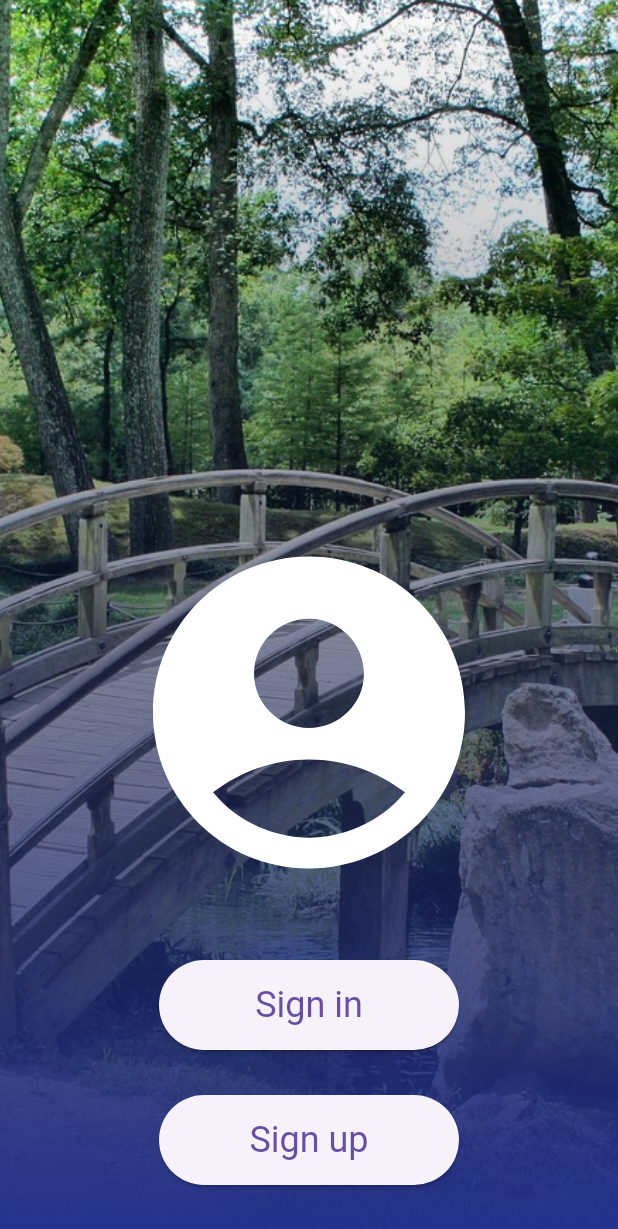
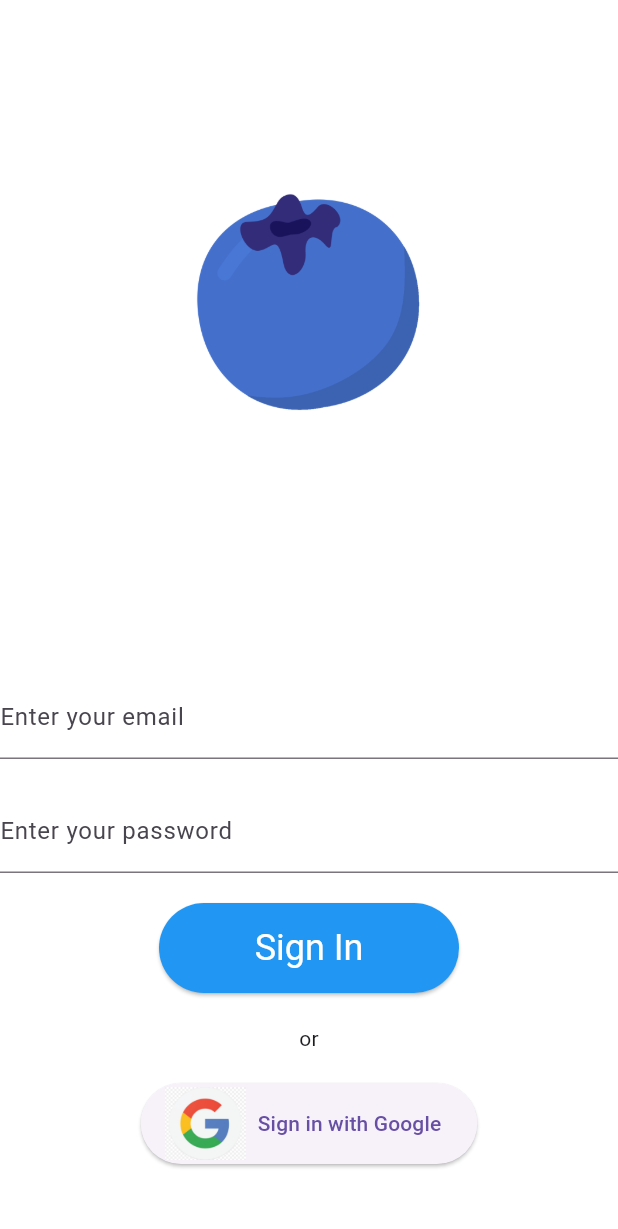
Before and after one commit to danielwang7017/Garden-Project, a Flutter app: the screen it shows after launch, after a tap on "Sign in", on a phone screen of 412 x 824 dp. Shown: the top 1229 px of the screen. Run offline on Flutter 3.47's test engine with Material 3 defaults, Android fonts, the phone set to English and light mode, and no system bars.

Commit message:
google sign up and sign in

```diff
--- a/garden_planner/lib/main.dart
+++ b/garden_planner/lib/main.dart
@@ -63,7 +63,7 @@ class OnboardPage extends StatelessWidget {
                 SizedBox(height:40),
                 ElevatedButton(
                   onPressed: () {
-
+                    Navigator.push(context, MaterialPageRoute(builder: (context) => const SigninPage()));
                   },
                   style: ElevatedButton.styleFrom(
                     minimumSize: Size(200, 60), // width, height
@@ -121,7 +121,7 @@ class _SignUpPageState extends State<SignUpPage>{
               ),
             ),
 
-            SizedBox(height: 50),
+            SizedBox(height: 150),
             TextField(
               controller: _emailController,
               decoration: InputDecoration(
@@ -154,6 +154,90 @@ class _SignUpPageState extends State<SignUpPage>{
               ),
               child: Text('Create Account'),
 
+            ),
+            SizedBox(height:20),
+            Text("or"),
+            SizedBox(height:20),
+            ElevatedButton.icon(onPressed: (){
+              },
+              label: Text('Sign up with Google'), icon: Image.asset('assets/icons/googleloginlogo.jpg', height:54, width:54,),
+            ),
+          ],
+        ),
+      ),
+    );
+  }
+}
+// -- log in page
+class SigninPage extends StatefulWidget{
+  const SigninPage({super.key});
+
+  @override
+  State<SigninPage> createState() => _SigninPageState();
+}
+class _SigninPageState extends State<SigninPage>{
+  final TextEditingController _emailController = TextEditingController();
+  final TextEditingController _passwordController = TextEditingController();
+
+  @override
+  Widget build(BuildContext context){
+
+    return Scaffold(
+      backgroundColor: backgroundColor,
+      body: Center(
+        child: Column(
+          children: [
+            SizedBox(height:100),
+            SizedBox(
+              width: 200, // desired width
+              height:200, // desired height
+              child: Image.asset(
+                'assets/icons/icon-blueberry.png',
+                fit: BoxFit.contain, // or BoxFit.cover, etc.
+              ),
+            ),
+
+            SizedBox(height: 150),
+            TextField(
+              controller: _emailController,
+              decoration: InputDecoration(
+
+                labelText: 'Enter your email',
+              ),
+            ),
+            SizedBox(height: 20),
+            TextField(
+              controller: _passwordController,
+              decoration: InputDecoration(
+
+                labelText: 'Enter your password',
+              ),
+            ),
+            SizedBox(height: 20),
+            ElevatedButton(
+              onPressed: (){
+                Navigator.push(
+                  context,
+                  MaterialPageRoute(builder: (context) => const HomePage()),
+                );
+              },
+              style: ElevatedButton.styleFrom(
+                backgroundColor: Colors.blue,
+                foregroundColor: Colors.white,
+                minimumSize: Size(200, 60),
+                textStyle: TextStyle(fontSize: 24),
+
+              ),
+              child: Text('Sign In'),
+
+            ),
+            SizedBox(height:20),
+            Text("or"),
+            SizedBox(height:20),
+
+            ElevatedButton.icon(onPressed: (){
+              },
+              label: Text('Sign in with Google'), icon: Image.asset('assets/icons/googleloginlogo.jpg', height:54, width:54,),
             ),
           ],
         ),
```
Also changed, not shown: garden_planner/assets/icons/googleloginlogo.jpg (added).
